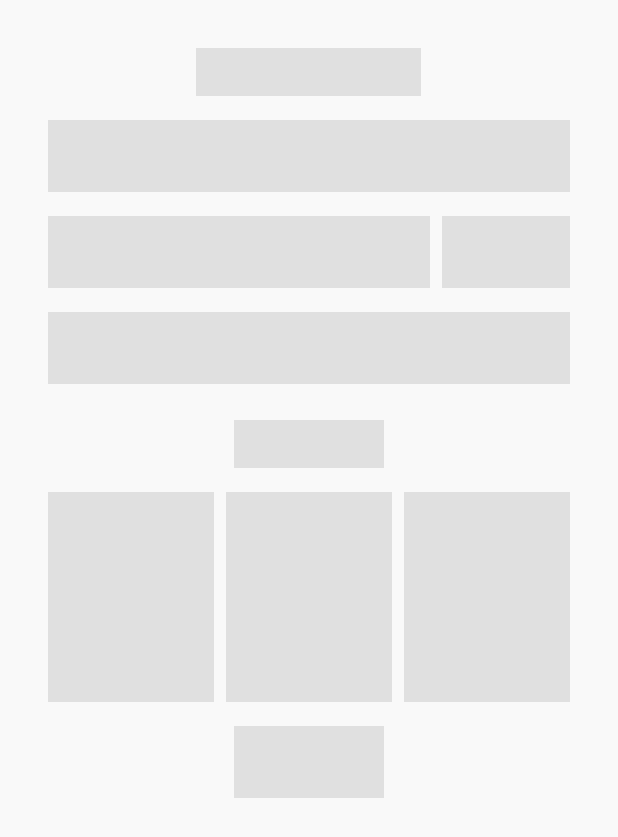
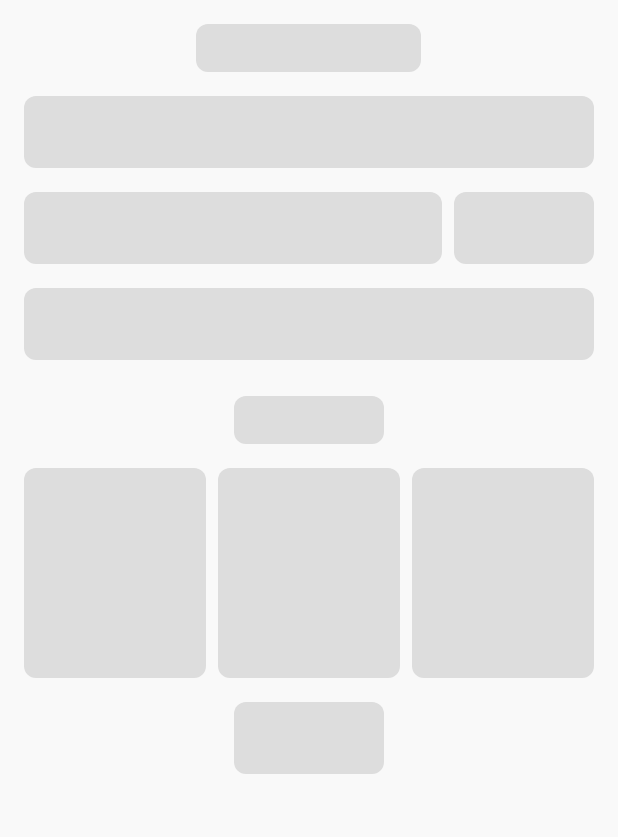
Before and after one commit to Than0s-op/ParkPilot_Business, an Android app: the layout shimmer_add_free_spot.xml on its own in the app's theme, with its tools: preview values and no code run, on a phone screen of 412 x 824 dp. Shown: the top 837 px of the screen. Run offline under Robolectric (Android 15) with nearby library versions, the phone set to English and light mode, and no system bars.

Commit message:
fixup! add spot redesigned

```diff
--- a/app/src/main/res/layout/shimmer_add_free_spot.xml
+++ b/app/src/main/res/layout/shimmer_add_free_spot.xml
@@ -3,7 +3,6 @@
     xmlns:app="http://schemas.android.com/apk/res-auto"
     android:layout_width="match_parent"
     android:layout_height="match_parent"
-    android:layout_margin="16dp"
     app:shimmer_auto_start="true">
 
     <androidx.appcompat.widget.LinearLayoutCompat
@@ -17,14 +16,14 @@
             android:layout_width="150dp"
             android:layout_height="32dp"
             android:layout_gravity="center_horizontal"
-            android:background="#E0E0E0" />
+            android:background="@drawable/shimmer_background" />
 
         <!-- Land Mark Text Placeholder -->
         <View
             android:layout_width="match_parent"
             android:layout_height="48dp"
             android:layout_marginTop="16dp"
-            android:background="#E0E0E0" />
+            android:background="@drawable/shimmer_background" />
 
         <!-- Address Field and Button Placeholder -->
         <LinearLayout
@@ -37,14 +36,14 @@
                 android:layout_width="0dp"
                 android:layout_height="48dp"
                 android:layout_weight="0.6"
-                android:background="#E0E0E0" />
+                android:background="@drawable/shimmer_background" />
 
             <View
                 android:layout_width="0dp"
                 android:layout_height="48dp"
                 android:layout_marginStart="8dp"
                 android:layout_weight="0.2"
-                android:background="#E0E0E0" />
+                android:background="@drawable/shimmer_background" />
         </LinearLayout>
 
         <!-- Policies Field Placeholder -->
@@ -52,7 +51,7 @@
             android:layout_width="match_parent"
             android:layout_height="48dp"
             android:layout_marginTop="16dp"
-            android:background="#E0E0E0" />
+            android:background="@drawable/shimmer_background" />
 
         <!-- Images Section Placeholder -->
         <View
@@ -60,7 +59,7 @@
             android:layout_height="32dp"
             android:layout_gravity="center_horizontal"
             android:layout_marginTop="24dp"
-            android:background="#E0E0E0" />
+            android:background="@drawable/shimmer_background" />
 
         <LinearLayout
             android:layout_width="match_parent"
@@ -72,21 +71,21 @@
                 android:layout_width="0dp"
                 android:layout_height="match_parent"
                 android:layout_marginEnd="8dp"
-                android:layout_weight="1"
-                android:background="#E0E0E0" />
+                android:layout_weight="0.3"
+                android:background="@drawable/shimmer_background" />
 
             <View
                 android:layout_width="0dp"
                 android:layout_height="match_parent"
                 android:layout_marginEnd="8dp"
-                android:layout_weight="1"
-                android:background="#E0E0E0" />
+                android:layout_weight="0.3"
+                android:background="@drawable/shimmer_background" />
 
             <View
                 android:layout_width="0dp"
                 android:layout_height="match_parent"
-                android:layout_weight="1"
-                android:background="#E0E0E0" />
+                android:layout_weight="0.3"
+                android:background="@drawable/shimmer_background" />
         </LinearLayout>
 
         <!-- Add Button Placeholder -->
@@ -95,7 +94,7 @@
             android:layout_height="48dp"
             android:layout_gravity="center_horizontal"
             android:layout_marginTop="16dp"
-            android:background="#E0E0E0" />
+            android:background="@drawable/shimmer_background" />
 
     </androidx.appcompat.widget.LinearLayoutCompat>
 
--- a/app/src/main/res/layout/shimmer_free_spot_list_item.xml
+++ b/app/src/main/res/layout/shimmer_free_spot_list_item.xml
@@ -20,7 +20,7 @@
             android:layout_gravity="center_vertical"
             android:width="150dp"
             android:height="32sp"
-            android:background="#E0E0E0"
+            android:background="@drawable/shimmer_background"
             android:hint=" " />
 
         <com.google.android.material.button.MaterialButton
```
